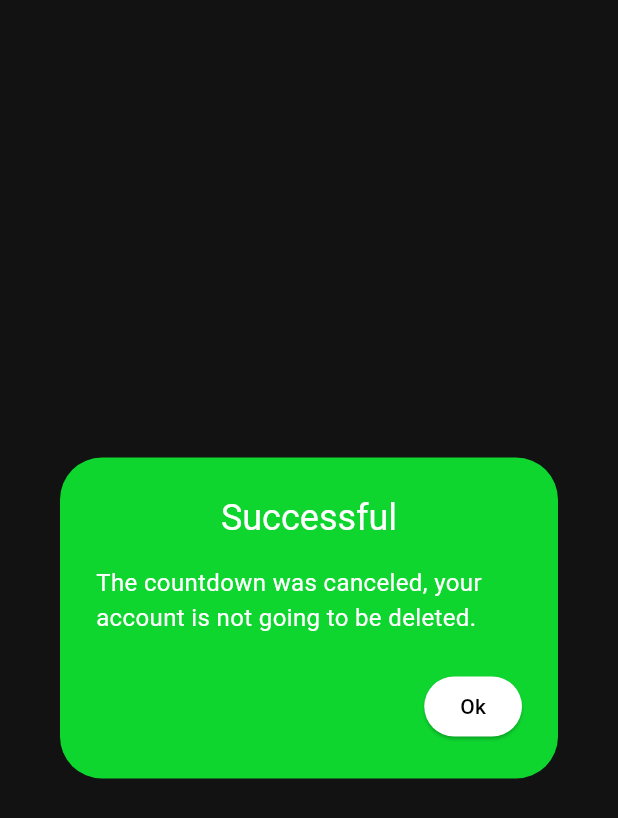
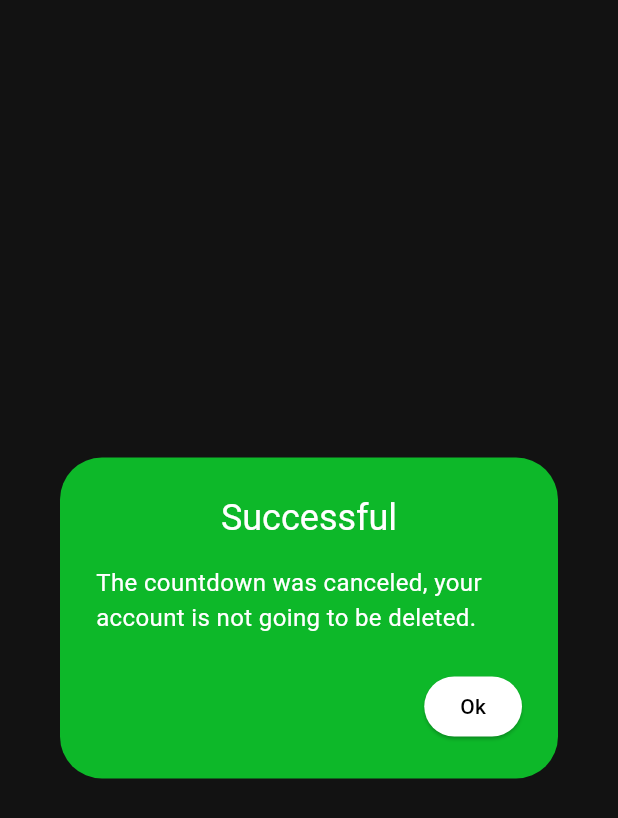
Before and after one commit to nicolas-ferrada/mycustomnotes_website, a Flutter app: the SuccessfulMessageDialog widget shown alone on an empty page, opened directly, on a phone screen of 412 x 824 dp. Shown: the top 818 px of the screen. Run offline on Flutter 3.47's test engine with Material 2 defaults, Android fonts, the phone set to English and light mode, and no system bars; our stand-ins replace audioplayers, cloud_firestore, connectivity_plus, firebase_auth, firebase_core, firebase_messaging and 3 more; missing offline and left inert: any_link_preview; accounts and stored records are empty; generated files the repository leaves out were written again; network calls fail.

Commit message:
Sucessful message dialog color modification

```diff
--- a/lib/utils/dialogs/successful_message_dialog.dart
+++ b/lib/utils/dialogs/successful_message_dialog.dart
@@ -19,7 +19,7 @@ class _SuccessfulMessageDialogState extends State<SuccessfulMessageDialog> {
   Widget build(BuildContext context) {
     return AlertDialog(
       elevation: 3,
-      backgroundColor: const Color.fromARGB(211, 13, 255, 53),
+      backgroundColor: const Color.fromARGB(255, 13, 184, 41),
       title: Center(
         child: Text(
           AppLocalizations.of(context)!
```
